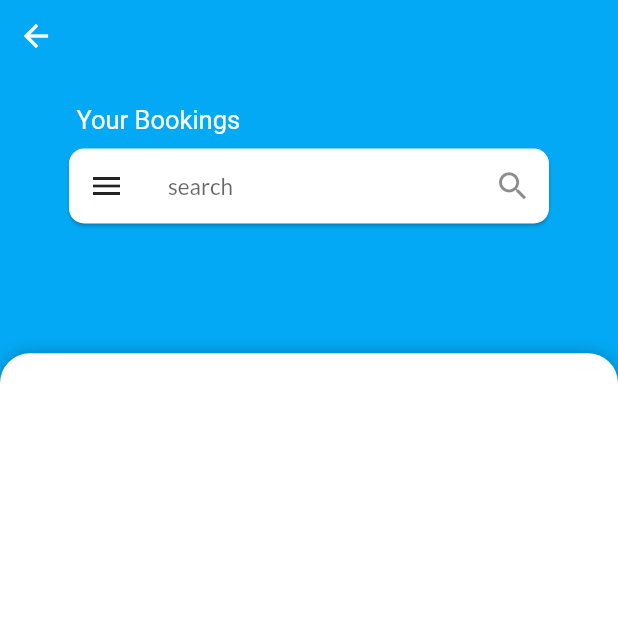
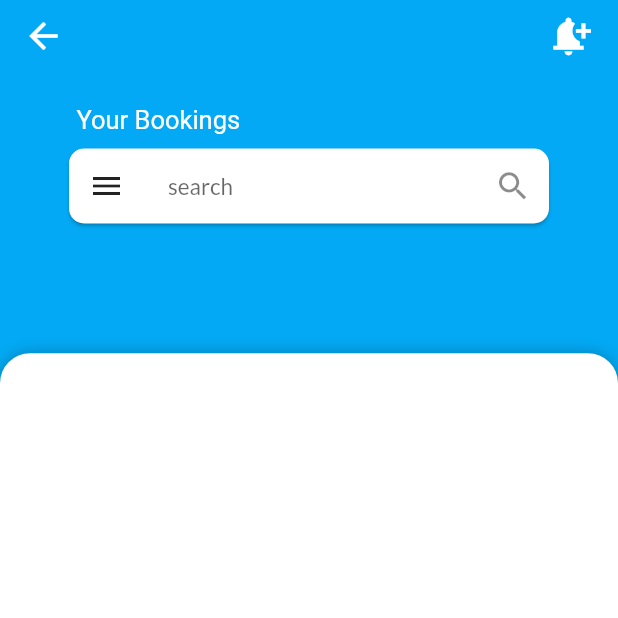
Before and after one commit to kotgire-shreyash/Airway-Companion, a Flutter app: the BookingScreen screen opened by its route, on a phone screen of 412 x 824 dp, the top half of it. Run offline on Flutter 3.47's test engine with Material 2 defaults, Android fonts, the phone set to English and light mode, and no system bars; drawn by our look-alikes of expandable, pull_to_refresh, sliding_up_panel; our stand-ins replace animated_splash_screen, animated_text_kit, awesome_notifications, cloud_firestore, firebase_auth, firebase_core and 15 more; missing offline and left inert: azstore, bottom_bar_with_sheet, custom_pop_up_menu, flutter_animated_dialog, vector_map_tiles; accounts and stored records are empty; statements that could not run were skipped.

Commit message:
commit for notification

```diff
--- a/lib/Modules/Bookings/Screens/bookings_screen.dart
+++ b/lib/Modules/Bookings/Screens/bookings_screen.dart
@@ -3,6 +3,8 @@ import 'package:airwaycompanion/Modules/Bookings/Events/bookings_screen_events.d
 import 'package:airwaycompanion/Modules/Bookings/Screens/bookings_screen_state.dart';
 import 'package:airwaycompanion/Modules/ChatBot/Widget/chat_bot.dart';
 import 'package:airwaycompanion/Modules/Checklist/Events/checklist_screen_event.dart';
+import 'package:airwaycompanion/Modules/Notifications/notifications.dart';
+import 'package:awesome_notifications/awesome_notifications.dart';
 import 'package:expandable/expandable.dart';
 import 'package:flutter/cupertino.dart';
 import 'package:flutter/material.dart';
@@ -111,7 +113,6 @@ class _BookingScreenState extends State<BookingScreen> {
                                   .read<BookingScreenBloc>()
                                   .state
                                   .bookedTicketsList[index];
-
                               return TicketCard(ticket: ticket);
                             }),
                       );
@@ -141,14 +142,35 @@ class _BookingScreenState extends State<BookingScreen> {
                   )),
             ),
             SafeArea(
-                child: IconButton(
+                child: Row(
+              mainAxisAlignment: MainAxisAlignment.spaceBetween,
+              children: [
+                IconButton(
                     onPressed: () {
                       Navigator.pop(context);
                     },
+                    padding: EdgeInsets.only(left: 10),
                     icon: const Icon(
                       Icons.arrow_back,
                       color: Colors.white,
-                    )))
+                      size: 28,
+                    )),
+                IconButton(
+                  onPressed: () {
+                    CreateBasicNotification(
+                        title:
+                            'Leave For Airport ${Emojis.transport_motor_scooter}',
+                        body: 'Reach Airport before 2 hours of departure');
+                  },
+                  padding: EdgeInsets.only(right: 20),
+                  icon: const Icon(
+                    Icons.notification_add,
+                    color: Colors.white,
+                    size: 30,
+                  ),
+                )
+              ],
+            ))
           ],
         ),
       ),
@@ -347,7 +369,7 @@ class TicketCard extends StatelessWidget {
                               mainAxisAlignment: MainAxisAlignment.center,
                               children: [
                                 Text(
-                                  "Scheduled",
+                                  "Departure",
                                   style: TextStyle(
                                     color: Colors.grey.shade900,
                                     fontFamily: GoogleFonts.lato(
@@ -394,7 +416,7 @@ class TicketCard extends StatelessWidget {
                               mainAxisAlignment: MainAxisAlignment.center,
                               children: [
                                 Text(
-                                  "Scheduled",
+                                  "Arrival",
                                   style: TextStyle(
                                     color: Colors.grey.shade900,
                                     fontFamily: GoogleFonts.lato(
```
